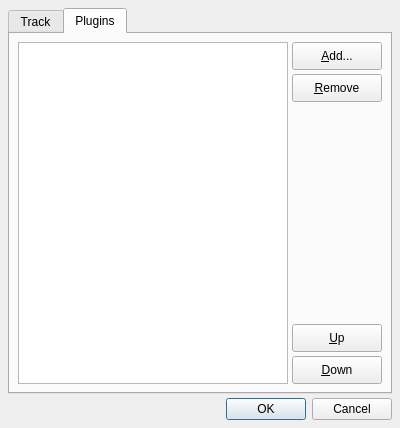
First picture: the form in src/qtractorTrackForm.ui, repository rncbc/qtractor, before the edit.
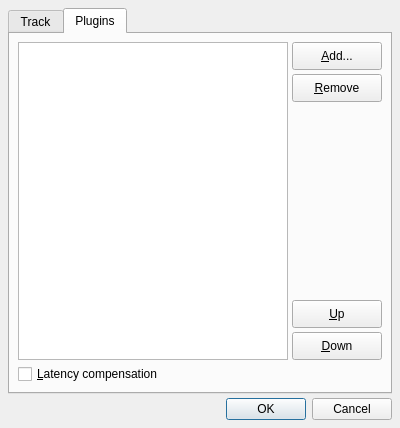
Second picture: the form after the edit. The open tabs and pages were chosen to show the change. Icons and pictures are not drawn. Custom widgets are drawn as their Qt base class.

Commit message: [xpdc] On-going attempt for tracks plugin delay/latency compensation. (3)

What changed in the file:
```diff
--- a/src/qtractorTrackForm.ui
+++ b/src/qtractorTrackForm.ui
@@ -515,10 +515,10 @@
       <attribute name="title" >
        <string>Plugins</string>
       </attribute>
-      <layout class="QHBoxLayout" >
-       <item>
-        <widget class="qtractorPluginListView" name="PluginListView" >
-         <property name="focusPolicy" >
+      <layout class="QGridLayout" name="gridLayout">
+       <item row="0" column="0" colspan="2">
+        <widget class="qtractorPluginListView" name="PluginListView">
+         <property name="focusPolicy">
           <enum>Qt::WheelFocus</enum>
          </property>
          <property name="toolTip" >
@@ -526,8 +526,8 @@
          </property>
         </widget>
        </item>
-       <item>
-        <layout class="QVBoxLayout" >
+       <item row="0" column="2">
+        <layout class="QVBoxLayout">
          <item>
           <widget class="QToolButton" name="AddPluginToolButton" >
            <property name="minimumSize" >
@@ -586,8 +586,8 @@
           </spacer>
          </item>
          <item>
-          <widget class="QToolButton" name="MoveUpPluginToolButton" >
-           <property name="minimumSize" >
+          <widget class="QToolButton" name="MoveUpPluginToolButton">
+           <property name="minimumSize">
             <size>
              <width>90</width>
              <height>28</height>
@@ -608,8 +608,8 @@
           </widget>
          </item>
          <item>
-          <widget class="QToolButton" name="MoveDownPluginToolButton" >
-           <property name="minimumSize" >
+          <widget class="QToolButton" name="MoveDownPluginToolButton">
+           <property name="minimumSize">
             <size>
              <width>90</width>
              <height>28</height>
@@ -631,6 +631,16 @@
          </item>
         </layout>
        </item>
+       <item row="1" column="0" colspan="3">
+        <widget class="QCheckBox" name="PluginListLatencyCheckBox">
+         <property name="toolTip">
+          <string>Whether to enable plugin latency/delay compensation</string>
+         </property>
+         <property name="text">
+          <string>&amp;Latency compensation</string>
+         </property>
+        </widget>
+       </item>
       </layout>
      </widget>
     </widget>
@@ -647,7 +657,7 @@
    </item>
   </layout>
  </widget>
- <layoutdefault spacing="4" margin="8" />
+ <layoutdefault spacing="4" margin="8"/>
  <customwidgets>
   <customwidget>
    <class>qtractorPluginListView</class>
```
Left out of the diff: 432 changed lines with no effect on the pictures. The commit also changes 6 other files.
